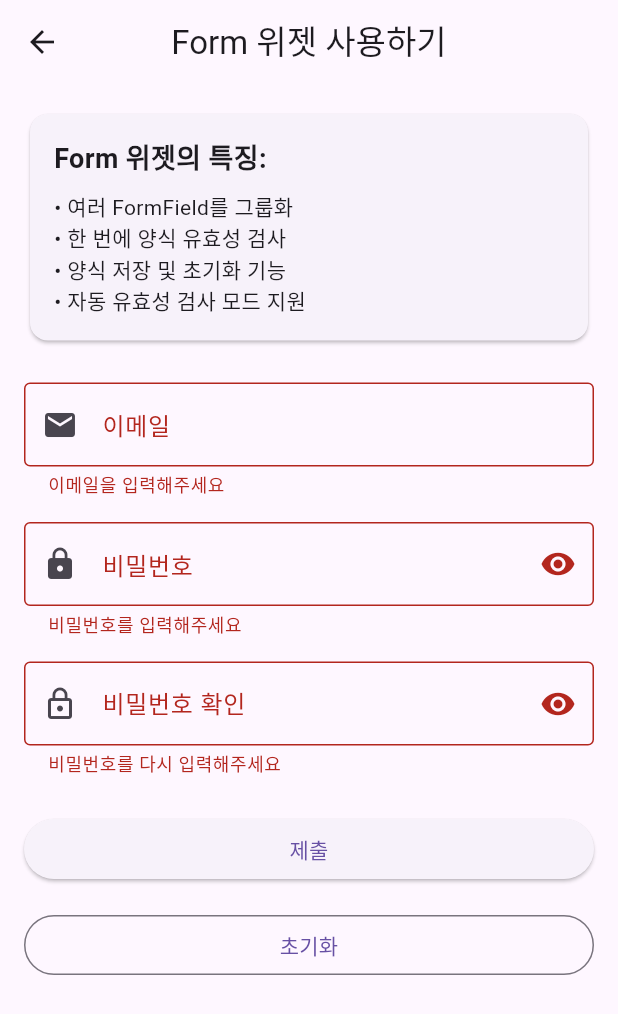
After one commit to blissun/study1, a Flutter app: the FormWidgetPage screen opened directly, after a tap on "제출", on a phone screen of 412 x 824 dp. The commit adds this screen. Shown: the top 1014 px of the screen. Run offline on Flutter 3.47's test engine with Material 3 defaults, Android fonts, the phone set to English and light mode, and no system bars.

Commit message:
add: form, text field 위젯 페이지

```diff
--- /dev/null
+++ b/lib/screens/functional_widgets/form_widget_page.dart
@@ -0,0 +1,198 @@
+import 'package:flutter/material.dart';
+
+class FormWidgetPage extends StatefulWidget {
+  const FormWidgetPage({super.key});
+
+  @override
+  State<FormWidgetPage> createState() => _FormWidgetPageState();
+}
+
+class _FormWidgetPageState extends State<FormWidgetPage> {
+  final _formKey = GlobalKey<FormState>();
+  final _emailController = TextEditingController();
+  final _passwordController = TextEditingController();
+  final _confirmPasswordController = TextEditingController();
+  bool _autoValidate = false;
+  bool _obscurePassword = true;
+  bool _obscureConfirmPassword = true;
+
+  @override
+  void dispose() {
+    _emailController.dispose();
+    _passwordController.dispose();
+    _confirmPasswordController.dispose();
+    super.dispose();
+  }
+
+  void _submitForm() {
+    if (_formKey.currentState!.validate()) {
+      _formKey.currentState!.save();
+      // 실제로는 여기서 로그인이나 회원가입 로직을 처리
+      ScaffoldMessenger.of(context).showSnackBar(
+        const SnackBar(
+          content: Text('폼 제출 성공!'),
+          backgroundColor: Colors.green,
+        ),
+      );
+    } else {
+      setState(() {
+        _autoValidate = true;
+      });
+    }
+  }
+
+  @override
+  Widget build(BuildContext context) {
+    return Scaffold(
+      appBar: AppBar(
+        title: const Text('Form 위젯 사용하기'),
+        centerTitle: true,
+      ),
+      body: SingleChildScrollView(
+        padding: const EdgeInsets.all(16.0),
+        child: Column(
+          crossAxisAlignment: CrossAxisAlignment.stretch,
+          children: [
+            const Card(
+              child: Padding(
+                padding: EdgeInsets.all(16.0),
+                child: Column(
+                  crossAxisAlignment: CrossAxisAlignment.start,
+                  children: [
+                    Text(
+                      'Form 위젯의 특징:',
+                      style: TextStyle(
+                        fontSize: 18,
+                        fontWeight: FontWeight.bold,
+                      ),
+                    ),
+                    SizedBox(height: 8),
+                    Text('• 여러 FormField를 그룹화'),
+                    Text('• 한 번에 양식 유효성 검사'),
+                    Text('• 양식 저장 및 초기화 기능'),
+                    Text('• 자동 유효성 검사 모드 지원'),
+                  ],
+                ),
+              ),
+            ),
+            const SizedBox(height: 24),
+            Form(
+              key: _formKey,
+              autovalidateMode: _autoValidate
+                  ? AutovalidateMode.onUserInteraction
+                  : AutovalidateMode.disabled,
+              child: Column(
+                crossAxisAlignment: CrossAxisAlignment.stretch,
+                children: [
+                  TextFormField(
+                    controller: _emailController,
+                    decoration: const InputDecoration(
+                      labelText: '이메일',
+                      hintText: 'example@email.com',
+                      border: OutlineInputBorder(),
+                      prefixIcon: Icon(Icons.email),
+                    ),
+                    keyboardType: TextInputType.emailAddress,
+                    validator: (value) {
+                      if (value == null || value.isEmpty) {
+                        return '이메일을 입력해주세요';
+                      }
+                      if (!value.contains('@')) {
+                        return '올바른 이메일 형식이 아닙니다';
+                      }
+                      return null;
+                    },
+                    onSaved: (value) {
+                      // 실제로는 여기서 이메일 값을 저장
+                      print('저장된 이메일: $value');
+                    },
+                  ),
+                  const SizedBox(height: 16),
+                  TextFormField(
+                    controller: _passwordController,
+                    decoration: InputDecoration(
+                      labelText: '비밀번호',
+                      border: const OutlineInputBorder(),
+                      prefixIcon: const Icon(Icons.lock),
+                      suffixIcon: IconButton(
+                        icon: Icon(
+                          _obscurePassword
+                              ? Icons.visibility
+                              : Icons.visibility_off,
+                        ),
+                        onPressed: () {
+                          setState(() {
+                            _obscurePassword = !_obscurePassword;
+                          });
+                        },
+                      ),
+                    ),
+                    obscureText: _obscurePassword,
+                    validator: (value) {
+                      if (value == null || value.isEmpty) {
+                        return '비밀번호를 입력해주세요';
+                      }
+                      if (value.length < 6) {
+                        return '비밀번호는 6자 이상이어야 합니다';
+                      }
+                      return null;
+                    },
+                  ),
+                  const SizedBox(height: 16),
+                  TextFormField(
+                    controller: _confirmPasswordController,
+                    decoration: InputDecoration(
+                      labelText: '비밀번호 확인',
+                      border: const OutlineInputBorder(),
+                      prefixIcon: const Icon(Icons.lock_outline),
+                      suffixIcon: IconButton(
+                        icon: Icon(
+                          _obscureConfirmPassword
+                              ? Icons.visibility
+                              : Icons.visibility_off,
+                        ),
+                        onPressed: () {
+                          setState(() {
+                            _obscureConfirmPassword = !_obscureConfirmPassword;
+                          });
+                        },
+                      ),
+                    ),
+                    obscureText: _obscureConfirmPassword,
+                    validator: (value) {
+                      if (value == null || value.isEmpty) {
+                        return '비밀번호를 다시 입력해주세요';
+                      }
+                      if (value != _passwordController.text) {
+                        return '비밀번호가 일치하지 않습니다';
+                      }
+                      return null;
+                    },
+                  ),
+                  const SizedBox(height: 24),
+                  ElevatedButton(
+                    onPressed: _submitForm,
+                    child: const Text('제출'),
+                  ),
+                  const SizedBox(height: 16),
+                  OutlinedButton(
+                    onPressed: () {
+                      _formKey.currentState?.reset();
+                      _emailController.clear();
+                      _passwordController.clear();
+                      _confirmPasswordController.clear();
+                      setState(() {
+                        _autoValidate = false;
+                      });
+                    },
+                    child: const Text('초기화'),
+                  ),
+                ],
+              ),
+            ),
+          ],
+        ),
+      ),
+    );
+  }
+}
--- a/lib/screens/functional_widgets_page.dart
+++ b/lib/screens/functional_widgets_page.dart
@@ -6,6 +6,9 @@ import 'functional_widgets/list_view_page.dart';
 import 'functional_widgets/text_field_page.dart';
 import 'functional_widgets/animated_container_page.dart';
 import 'functional_widgets/future_builder_page.dart';
+import 'functional_widgets/text_field_difference_page.dart';
+import 'functional_widgets/form_widget_page.dart';
+import 'functional_widgets/overlay_widget_page.dart';
 
 class FunctionalWidgetsPage extends StatelessWidget {
   const FunctionalWidgetsPage({super.key});
@@ -76,6 +79,27 @@ class FunctionalWidgetsPage extends StatelessWidget {
             context,
             const FutureBuilderPage(),
           ),
+          _buildWidgetCard(
+            'TextField vs TextFormField',
+            'TextField와 TextFormField의 차이점 이해하기',
+            Icons.compare_arrows,
+            context,
+            const TextFieldDifferencePage(),
+          ),
+          _buildWidgetCard(
+            'Form 위젯',
+            'Form을 사용한 입력 양식 만들기',
+            Icons.assignment,
+            context,
+            const FormWidgetPage(),
+          ),
+          _buildWidgetCard(
+            'Overlay 위젯',
+            '화면 최상단에 위젯 표시하기',
+            Icons.layers,
+            context,
+            const OverlayWidgetPage(),
+          ),
         ],
       ),
     );
```
Also changed, not shown: lib/screens/functional_widgets/overlay_widget_page.dart (added, +180 -0 lines), lib/screens/functional_widgets/text_field_difference_page.dart (added, +131 -0 lines), lib/screens/functional_widgets/text_field_page.dart (+8 -8 lines).
